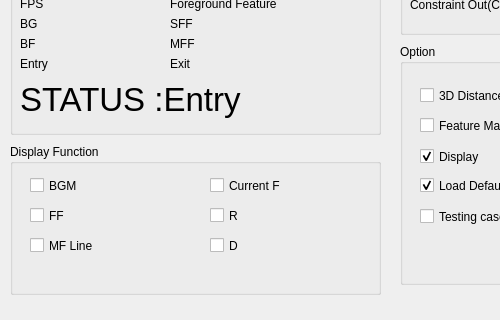
First picture: the form in mainwindow.ui, repository him40813/VDHEE, before the edit; both pictures show x 0 to 500 and y 262 to 582 of the 848 by 582 pixel window.
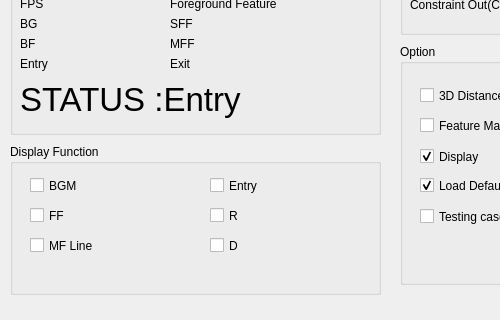
Second picture: the form after the edit.

What changed in the file:
```diff
--- a/mainwindow.ui
+++ b/mainwindow.ui
@@ -302,7 +302,7 @@
       </rect>
      </property>
      <property name="text">
-      <string>Current F</string>
+      <string>Entry</string>
      </property>
     </widget>
     <widget class="QCheckBox" name="chkR">
```
Left out of the diff: 2 changed lines with no effect on the pictures.
